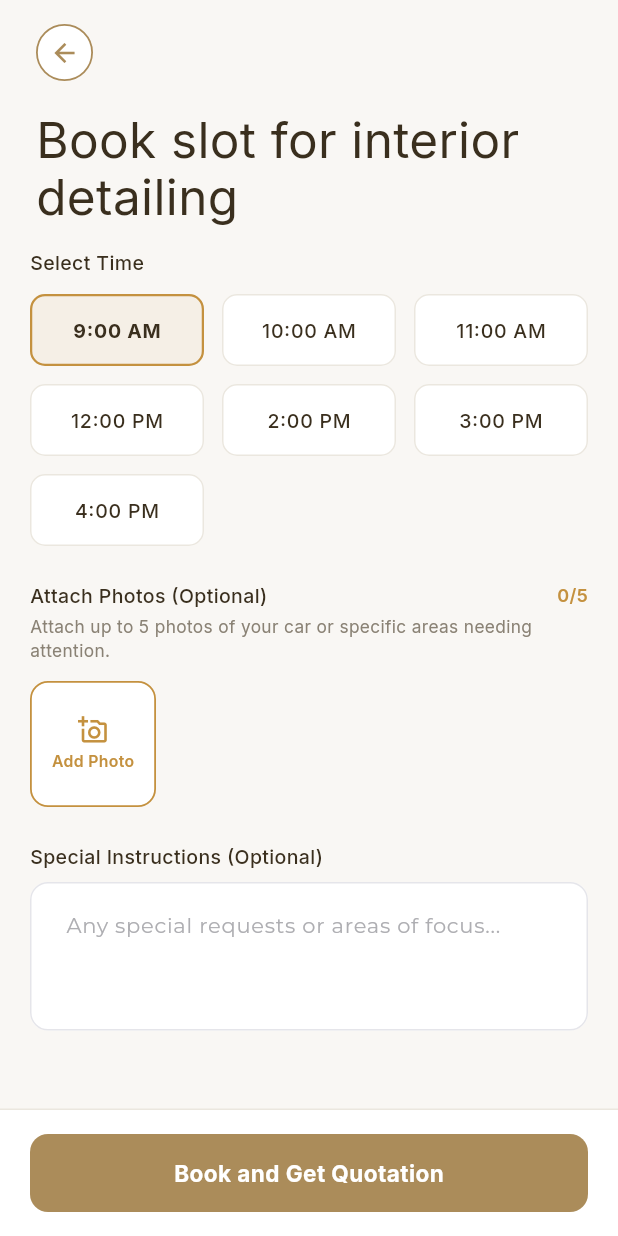
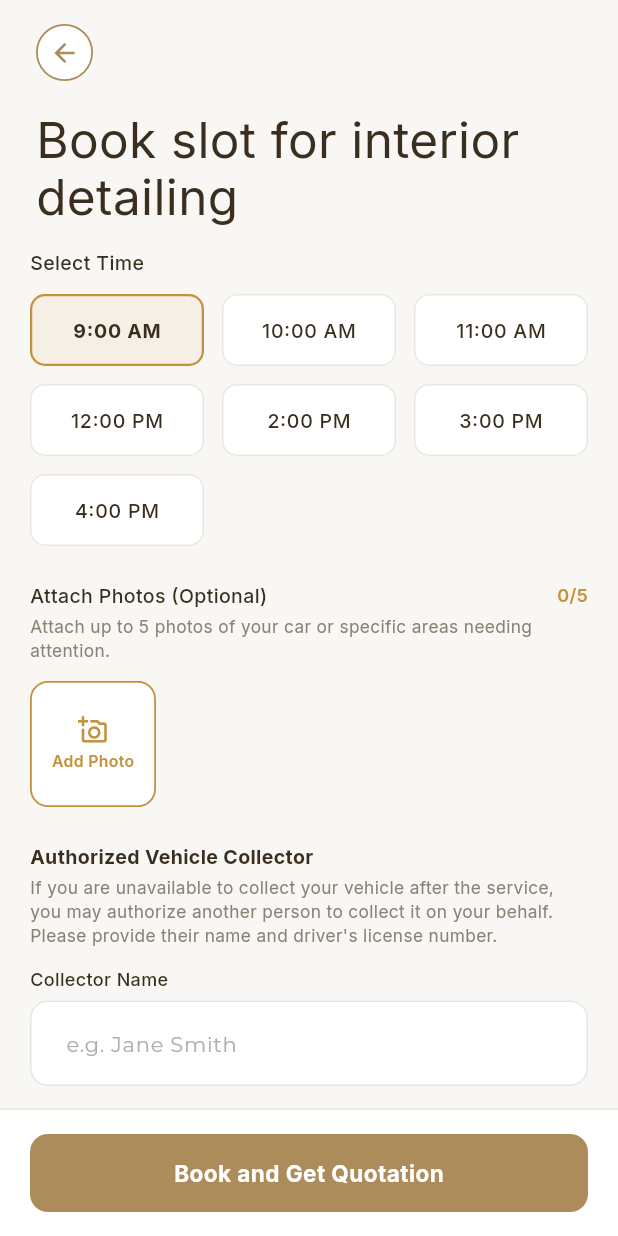
Before and after one commit to SireeshaTangudu/timeless_detailing_customer_app, a Flutter app: the BookServiceScreen screen opened directly with sample values from the repository, scrolled down 233 dp, on a phone screen of 412 x 824 dp. Run offline on Flutter 3.47's test engine with Material 3 defaults, Android fonts, the phone set to English and light mode, and no system bars; our stand-ins replace cookie_jar, dio, dio_cookie_manager, flutter_secure_storage, flutter_svg, google_fonts and 1 more; accounts and stored records are empty; network calls fail.

Commit message:
booking service changes

```diff
--- a/lib/core/widgets/custom_textfield.dart
+++ b/lib/core/widgets/custom_textfield.dart
@@ -13,6 +13,8 @@ class CustomTextField extends StatefulWidget {
   final bool readOnly;
   final VoidCallback? onTap;
 
+  final ValueChanged<String>? onChanged;
+
   const CustomTextField({
     super.key,
     required this.controller,
@@ -25,6 +27,7 @@ class CustomTextField extends StatefulWidget {
     this.maxLines = 1,
     this.readOnly = false,
     this.onTap,
+    this.onChanged,
   });
 
   @override
@@ -38,6 +41,7 @@ class _CustomTextFieldState extends State<CustomTextField> {
   Widget build(BuildContext context) {
     return TextFormField(
       controller: widget.controller,
+      onChanged: widget.onChanged,
       obscureText: widget.isPassword ? _obscureText : false,
       keyboardType: widget.keyboardType,
       validator: widget.validator,
--- a/lib/features/bookings/views/book_service_screen.dart
+++ b/lib/features/bookings/views/book_service_screen.dart
@@ -25,6 +25,8 @@ class _BookServiceScreenState extends State<BookServiceScreen> {
   final _notesController = TextEditingController();
   final _newVehicleMakeModelController = TextEditingController();
   final _newVehiclePlateController = TextEditingController();
+  final _collectorNameController = TextEditingController();
+  final _collectorLicenseController = TextEditingController();
 
   Vehicle? _selectedVehicle;
   DateTime _selectedDate = DateTime.now().add(const Duration(days: 1));
@@ -66,7 +68,10 @@ class _BookServiceScreenState extends State<BookServiceScreen> {
                 ),
                 const SizedBox(height: 16),
                 ListTile(
-                  leading: const Icon(Icons.camera_alt_outlined, color: Color(0xFFC4913F)),
+                  leading: const Icon(
+                    Icons.camera_alt_outlined,
+                    color: Color(0xFFC4913F),
+                  ),
                   title: Text(
                     'Take Photo',
                     style: GoogleFonts.inter(fontWeight: FontWeight.w500),
@@ -77,7 +82,10 @@ class _BookServiceScreenState extends State<BookServiceScreen> {
                   },
                 ),
                 ListTile(
-                  leading: const Icon(Icons.photo_library_outlined, color: Color(0xFFC4913F)),
+                  leading: const Icon(
+                    Icons.photo_library_outlined,
+                    color: Color(0xFFC4913F),
+                  ),
                   title: Text(
                     'Choose from Gallery',
                     style: GoogleFonts.inter(fontWeight: FontWeight.w500),
@@ -103,7 +111,9 @@ class _BookServiceScreenState extends State<BookServiceScreen> {
         );
         if (pickedFiles.isNotEmpty) {
           setState(() {
-            _attachedImages.addAll(pickedFiles.take(5 - _attachedImages.length));
+            _attachedImages.addAll(
+              pickedFiles.take(5 - _attachedImages.length),
+            );
           });
         }
       } else {
@@ -140,6 +150,8 @@ class _BookServiceScreenState extends State<BookServiceScreen> {
     _notesController.dispose();
     _newVehicleMakeModelController.dispose();
     _newVehiclePlateController.dispose();
+    _collectorNameController.dispose();
+    _collectorLicenseController.dispose();
     super.dispose();
   }
 
@@ -216,6 +228,19 @@ class _BookServiceScreenState extends State<BookServiceScreen> {
       ScaffoldMessenger.of(context).showSnackBar(
         const SnackBar(
           content: Text('Please select or add a vehicle first.'),
+          backgroundColor: AppTheme.error,
+        ),
+      );
+      return;
+    }
+
+    if (_collectorNameController.text.trim().isNotEmpty &&
+        _collectorLicenseController.text.trim().isEmpty) {
+      ScaffoldMessenger.of(context).showSnackBar(
+        const SnackBar(
+          content: Text(
+            'Please provide driver\'s license number for authorized collector.',
+          ),
           backgroundColor: AppTheme.error,
         ),
       );
@@ -609,7 +634,9 @@ class _BookServiceScreenState extends State<BookServiceScreen> {
                                   child: Container(
                                     padding: const EdgeInsets.all(3),
                                     decoration: BoxDecoration(
-                                      color: Colors.black.withValues(alpha: 0.7),
+                                      color: Colors.black.withValues(
+                                        alpha: 0.7,
+                                      ),
                                       shape: BoxShape.circle,
                                     ),
                                     child: const Icon(
@@ -663,16 +690,59 @@ class _BookServiceScreenState extends State<BookServiceScreen> {
                   ),
                   const SizedBox(height: 24),
 
-                  // Optional Detailing Notes Field
+                  // Authorized Vehicle Collector Section
                   Text(
-                    'Special Instructions (Optional)',
+                    'Authorized Vehicle Collector',
                     style: GoogleFonts.inter(
                       fontSize: 13,
+                      fontWeight: FontWeight.bold,
+                      color: const Color(0xFF3A2F1E),
+                    ),
+                  ),
+                  const SizedBox(height: 4),
+                  Text(
+                    'If you are unavailable to collect your vehicle after the service, you may authorize another person to collect it on your behalf. Please provide their name and driver\'s license number.',
+                    style: GoogleFonts.inter(
+                      fontSize: 11.5,
+                      color: const Color(0xFF8A8275),
+                      height: 1.35,
+                    ),
+                  ),
+                  const SizedBox(height: 12),
+                  Text(
+                    'Collector Name',
+                    style: GoogleFonts.inter(
+                      fontSize: 12,
                       fontWeight: FontWeight.w500,
                       color: const Color(0xFF3A2F1E),
                     ),
                   ),
-                  const SizedBox(height: 8),
+                  const SizedBox(height: 6),
+                  CustomTextField(
+                    controller: _collectorNameController,
+                    hintText: 'e.g. Jane Smith',
+                    onChanged: (val) {
+                      setState(() {});
+                    },
+                  ),
+                  if (_collectorNameController.text.trim().isNotEmpty) ...[
+                    const SizedBox(height: 12),
+                    Text(
+                      'Driver License Number *',
+                      style: GoogleFonts.inter(
+                        fontSize: 12,
+                        fontWeight: FontWeight.w500,
+                        color: const Color(0xFF3A2F1E),
+                      ),
+                    ),
+                    const SizedBox(height: 6),
+                    CustomTextField(
+                      controller: _collectorLicenseController,
+                      hintText: 'e.g. D1234567',
+                    ),
+                  ],
+                  const SizedBox(height: 24),
+
                   CustomTextField(
                     controller: _notesController,
                     hintText: 'Any special requests or areas of focus...',
```
